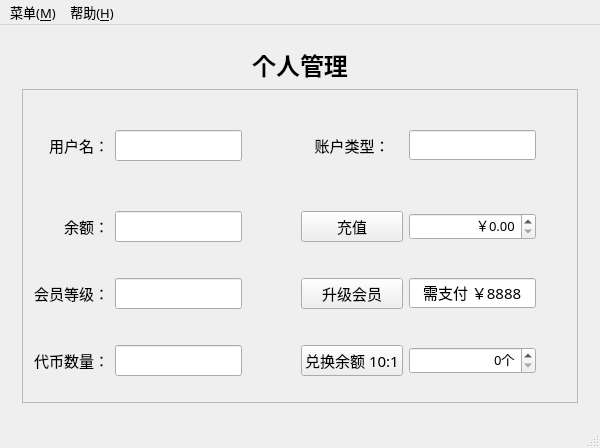
Above: WD_version1/mainwindow.ui from drcege/WD before the change. Below: the same form after it.
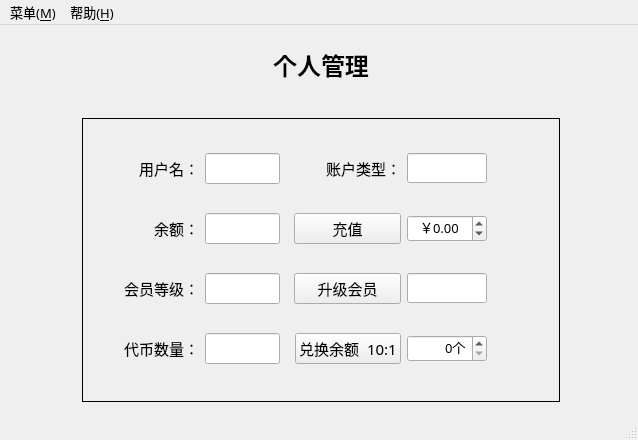
That is the form after the change. The open tabs and pages were chosen to show the change.

```diff
--- a/WD_version1/mainwindow.ui
+++ b/WD_version1/mainwindow.ui
@@ -6,8 +6,8 @@
    <rect>
     <x>0</x>
     <y>0</y>
-    <width>600</width>
-    <height>448</height>
+    <width>638</width>
+    <height>440</height>
    </rect>
   </property>
   <property name="sizePolicy">
@@ -18,8 +18,8 @@
   </property>
   <property name="minimumSize">
    <size>
-    <width>600</width>
-    <height>400</height>
+    <width>638</width>
+    <height>440</height>
    </size>
   </property>
   <property name="font">
@@ -52,8 +52,8 @@
       </property>
       <property name="minimumSize">
        <size>
-        <width>535</width>
-        <height>360</height>
+        <width>620</width>
+        <height>377</height>
        </size>
       </property>
       <property name="font">
@@ -1384,7 +1384,7 @@
        </layout>
       </widget>
       <widget class="QWidget" name="managePage">
-       <layout class="QGridLayout" name="gridLayout_8" rowstretch="1,1,1,10" columnstretch="0,0,0">
+       <layout class="QGridLayout" name="gridLayout_8" rowstretch="1,1,1,10" columnstretch="1,8,1">
         <item row="1" column="1">
          <widget class="QLabel" name="label_head_3">
           <property name="font">
@@ -1464,42 +1464,127 @@
            </sizepolicy>
           </property>
           <property name="frameShape">
-           <enum>QFrame::StyledPanel</enum>
+           <enum>QFrame::Panel</enum>
           </property>
           <property name="frameShadow">
            <enum>QFrame::Plain</enum>
           </property>
-          <layout class="QGridLayout" name="gridLayout_7" columnstretch="2,0,0,0,0,0,0">
-           <item row="0" column="2">
+          <layout class="QGridLayout" name="gridLayout_7" columnstretch="1,12,2">
+           <item row="0" column="1">
+            <layout class="QHBoxLayout" name="horizontalLayout_1" stretch="1,2,1,1,2">
+             <item>
+              <widget class="QLabel" name="label_Username">
+               <property name="minimumSize">
+                <size>
+                 <width>75</width>
+                 <height>0</height>
+                </size>
+               </property>
+               <property name="font">
+                <font>
+                 <pointsize>11</pointsize>
+                </font>
+               </property>
+               <property name="text">
+                <string>用户名：</string>
+               </property>
+               <property name="alignment">
+                <set>Qt::AlignRight|Qt::AlignTrailing|Qt::AlignVCenter</set>
+               </property>
+              </widget>
+             </item>
+             <item>
             <widget class="QLineEdit" name="lineEdit_Username">
              <property name="enabled">
               <bool>true</bool>
              </property>
+               <property name="minimumSize">
+                <size>
+                 <width>75</width>
+                 <height>0</height>
+                </size>
+               </property>
              <property name="font">
               <font>
                <pointsize>12</pointsize>
               </font>
              </property>
+               <property name="alignment">
+                <set>Qt::AlignCenter</set>
+               </property>
              <property name="readOnly">
               <bool>true</bool>
              </property>
             </widget>
            </item>
-           <item row="0" column="6" rowspan="4">
-            <spacer name="horizontalSpacer_14">
+             <item>
+              <spacer name="horizontalSpacer_10">
              <property name="orientation">
               <enum>Qt::Horizontal</enum>
              </property>
              <property name="sizeHint" stdset="0">
               <size>
-               <width>44</width>
-               <height>292</height>
+                 <width>40</width>
+                 <height>20</height>
               </size>
              </property>
             </spacer>
            </item>
+             <item>
+              <widget class="QLabel" name="label_userClass">
+               <property name="minimumSize">
+                <size>
+                 <width>107</width>
+                 <height>0</height>
+                </size>
+               </property>
+               <property name="font">
+                <font>
+                 <pointsize>11</pointsize>
+                </font>
+               </property>
+               <property name="text">
+                <string> 账户类型：</string>
+               </property>
+               <property name="alignment">
+                <set>Qt::AlignRight|Qt::AlignTrailing|Qt::AlignVCenter</set>
+               </property>
+              </widget>
+             </item>
+             <item>
+              <widget class="QLineEdit" name="lineEdit_userClass">
+               <property name="minimumSize">
+                <size>
+                 <width>80</width>
+                 <height>0</height>
+                </size>
+               </property>
+               <property name="font">
+                <font>
+                 <family>微软雅黑</family>
+                 <pointsize>11</pointsize>
+                </font>
+               </property>
+               <property name="alignment">
+                <set>Qt::AlignCenter</set>
+               </property>
+               <property name="readOnly">
+                <bool>true</bool>
+               </property>
+              </widget>
+             </item>
+            </layout>
+           </item>
            <item row="1" column="1">
+            <layout class="QHBoxLayout" name="horizontalLayout_2" stretch="1,2,1,1,2">
+             <item>
             <widget class="QLabel" name="label_Balance">
+               <property name="minimumSize">
+                <size>
+                 <width>75</width>
+                 <height>0</height>
+                </size>
+               </property>
              <property name="font">
               <font>
                <pointsize>11</pointsize>
@@ -1513,67 +1598,14 @@
              </property>
             </widget>
            </item>
-           <item row="0" column="0" rowspan="4">
-            <spacer name="horizontalSpacer_13">
-             <property name="orientation">
-              <enum>Qt::Horizontal</enum>
-             </property>
-             <property name="sizeHint" stdset="0">
-              <size>
-               <width>44</width>
-               <height>292</height>
-              </size>
-             </property>
-            </spacer>
-           </item>
-           <item row="0" column="1">
-            <widget class="QLabel" name="label_Username">
-             <property name="font">
-              <font>
-               <pointsize>11</pointsize>
-              </font>
-             </property>
-             <property name="text">
-              <string>用户名：</string>
-             </property>
-             <property name="alignment">
-              <set>Qt::AlignRight|Qt::AlignTrailing|Qt::AlignVCenter</set>
-             </property>
-            </widget>
-           </item>
-           <item row="0" column="3" rowspan="4">
-            <spacer name="horizontalSpacer_10">
-             <property name="orientation">
-              <enum>Qt::Horizontal</enum>
-             </property>
-             <property name="sizeHint" stdset="0">
-              <size>
-               <width>67</width>
-               <height>258</height>
-              </size>
-             </property>
-            </spacer>
-           </item>
-           <item row="2" column="2">
-            <widget class="QLineEdit" name="lineEdit_Level">
-             <property name="enabled">
-              <bool>true</bool>
-             </property>
-             <property name="font">
-              <font>
-               <pointsize>12</pointsize>
-              </font>
-             </property>
-             <property name="text">
-              <string/>
-             </property>
-             <property name="readOnly">
-              <bool>true</bool>
-             </property>
-            </widget>
-           </item>
-           <item row="1" column="2">
+             <item>
             <widget class="QLineEdit" name="lineEdit_Balance">
+               <property name="minimumSize">
+                <size>
+                 <width>75</width>
+                 <height>0</height>
+                </size>
+               </property>
              <property name="font">
               <font>
                <pointsize>12</pointsize>
@@ -1582,85 +1614,38 @@
              <property name="inputMask">
               <string/>
              </property>
-             <property name="readOnly">
-              <bool>true</bool>
-             </property>
-            </widget>
-           </item>
-           <item row="2" column="1">
-            <widget class="QLabel" name="label_Level">
-             <property name="enabled">
-              <bool>true</bool>
-             </property>
-             <property name="font">
-              <font>
-               <pointsize>11</pointsize>
-              </font>
-             </property>
-             <property name="text">
-              <string>会员等级：</string>
-             </property>
-             <property name="alignment">
-              <set>Qt::AlignRight|Qt::AlignTrailing|Qt::AlignVCenter</set>
-             </property>
-            </widget>
-           </item>
-           <item row="3" column="1">
-            <widget class="QLabel" name="label_Token">
-             <property name="enabled">
-              <bool>true</bool>
-             </property>
-             <property name="font">
-              <font>
-               <pointsize>11</pointsize>
-              </font>
-             </property>
-             <property name="text">
-              <string>代币数量：</string>
-             </property>
-             <property name="alignment">
-              <set>Qt::AlignRight|Qt::AlignTrailing|Qt::AlignVCenter</set>
-             </property>
-            </widget>
-           </item>
-           <item row="3" column="2">
-            <widget class="QLineEdit" name="lineEdit_Token">
-             <property name="enabled">
-              <bool>true</bool>
-             </property>
-             <property name="font">
-              <font>
-               <pointsize>12</pointsize>
-              </font>
-             </property>
-             <property name="text">
-              <string/>
-             </property>
-             <property name="readOnly">
-              <bool>true</bool>
-             </property>
-            </widget>
-           </item>
-           <item row="0" column="4">
-            <widget class="QLabel" name="label_2">
-             <property name="font">
-              <font>
-               <pointsize>11</pointsize>
-              </font>
-             </property>
-             <property name="text">
-              <string>账户类型：</string>
-             </property>
              <property name="alignment">
               <set>Qt::AlignCenter</set>
              </property>
-            </widget>
-           </item>
-           <item row="1" column="4">
+               <property name="readOnly">
+                <bool>true</bool>
+               </property>
+              </widget>
+             </item>
+             <item>
+              <spacer name="horizontalSpacer_13">
+               <property name="orientation">
+                <enum>Qt::Horizontal</enum>
+               </property>
+               <property name="sizeHint" stdset="0">
+                <size>
+                 <width>40</width>
+                 <height>20</height>
+                </size>
+               </property>
+              </spacer>
+             </item>
+             <item>
             <widget class="QPushButton" name="pushButton_Recharge">
              <property name="enabled">
               <bool>true</bool>
              </property>
+               <property name="minimumSize">
+                <size>
+                 <width>107</width>
+                 <height>0</height>
+                </size>
+               </property>
              <property name="font">
               <font>
                <pointsize>11</pointsize>
@@ -1671,27 +1656,110 @@
              </property>
             </widget>
            </item>
-           <item row="1" column="5">
+             <item>
             <widget class="QDoubleSpinBox" name="doubleSpinBox_Recharge">
              <property name="enabled">
               <bool>true</bool>
              </property>
+               <property name="minimumSize">
+                <size>
+                 <width>80</width>
+                 <height>0</height>
+                </size>
+               </property>
              <property name="alignment">
-              <set>Qt::AlignRight|Qt::AlignTrailing|Qt::AlignVCenter</set>
+                <set>Qt::AlignCenter</set>
              </property>
              <property name="prefix">
               <string>￥</string>
              </property>
+               <property name="minimum">
+                <double>-11.000000000000000</double>
+               </property>
              <property name="maximum">
               <double>9999999.990000000223517</double>
              </property>
             </widget>
            </item>
-           <item row="2" column="4">
+            </layout>
+           </item>
+           <item row="2" column="1">
+            <layout class="QHBoxLayout" name="horizontalLayout_3" stretch="1,2,1,1,2">
+             <item>
+              <widget class="QLabel" name="label_Level">
+               <property name="enabled">
+                <bool>true</bool>
+               </property>
+               <property name="font">
+                <font>
+                 <pointsize>11</pointsize>
+                </font>
+               </property>
+               <property name="text">
+                <string>会员等级：</string>
+               </property>
+               <property name="alignment">
+                <set>Qt::AlignRight|Qt::AlignTrailing|Qt::AlignVCenter</set>
+               </property>
+              </widget>
+             </item>
+             <item>
+              <widget class="QLineEdit" name="lineEdit_Level">
+               <property name="enabled">
+                <bool>true</bool>
+               </property>
+               <property name="minimumSize">
+                <size>
+                 <width>75</width>
+                 <height>0</height>
+                </size>
+               </property>
+               <property name="font">
+                <font>
+                 <pointsize>12</pointsize>
+                </font>
+               </property>
+               <property name="text">
+                <string/>
+               </property>
+               <property name="alignment">
+                <set>Qt::AlignCenter</set>
+               </property>
+               <property name="readOnly">
+                <bool>true</bool>
+               </property>
+              </widget>
+             </item>
+             <item>
+              <spacer name="horizontalSpacer_14">
+               <property name="orientation">
+                <enum>Qt::Horizontal</enum>
+               </property>
+               <property name="sizeHint" stdset="0">
+                <size>
+                 <width>40</width>
+                 <height>20</height>
+                </size>
+               </property>
+              </spacer>
+             </item>
+             <item>
             <widget class="QPushButton" name="pushButton_Upgrade">
              <property name="enabled">
               <bool>true</bool>
              </property>
+               <property name="sizePolicy">
+                <sizepolicy hsizetype="Preferred" vsizetype="Fixed">
+                 <horstretch>0</horstretch>
+                 <verstretch>0</verstretch>
+                </sizepolicy>
+               </property>
+               <property name="minimumSize">
+                <size>
+                 <width>107</width>
+                 <height>0</height>
+                </size>
+               </property>
              <property name="font">
               <font>
                <pointsize>11</pointsize>
@@ -1702,26 +1770,127 @@
              </property>
             </widget>
            </item>
-           <item row="3" column="4">
+             <item>
+              <widget class="QLineEdit" name="lineEdit_note">
+               <property name="enabled">
+                <bool>true</bool>
+               </property>
+               <property name="minimumSize">
+                <size>
+                 <width>80</width>
+                 <height>0</height>
+                </size>
+               </property>
+               <property name="font">
+                <font>
+                 <pointsize>11</pointsize>
+                </font>
+               </property>
+               <property name="text">
+                <string/>
+               </property>
+               <property name="alignment">
+                <set>Qt::AlignCenter</set>
+               </property>
+               <property name="readOnly">
+                <bool>true</bool>
+               </property>
+              </widget>
+             </item>
+            </layout>
+           </item>
+           <item row="3" column="1">
+            <layout class="QHBoxLayout" name="horizontalLayout_4" stretch="1,2,1,1,2">
+             <item>
+              <widget class="QLabel" name="label_Token">
+               <property name="enabled">
+                <bool>true</bool>
+               </property>
+               <property name="font">
+                <font>
+                 <pointsize>11</pointsize>
+                </font>
+               </property>
+               <property name="text">
+                <string>代币数量：</string>
+               </property>
+               <property name="alignment">
+                <set>Qt::AlignRight|Qt::AlignTrailing|Qt::AlignVCenter</set>
+               </property>
+              </widget>
+             </item>
+             <item>
+              <widget class="QLineEdit" name="lineEdit_Token">
+               <property name="enabled">
+                <bool>true</bool>
+               </property>
+               <property name="minimumSize">
+                <size>
+                 <width>75</width>
+                 <height>0</height>
+                </size>
+               </property>
+               <property name="font">
+                <font>
+                 <pointsize>12</pointsize>
+                </font>
+               </property>
+               <property name="text">
+                <string/>
+               </property>
+               <property name="alignment">
+                <set>Qt::AlignCenter</set>
+               </property>
+               <property name="readOnly">
+                <bool>true</bool>
+               </property>
+              </widget>
+             </item>
+             <item>
+              <spacer name="horizontalSpacer_15">
+               <property name="orientation">
+                <enum>Qt::Horizontal</enum>
+               </property>
+               <property name="sizeHint" stdset="0">
+                <size>
+                 <width>40</width>
+                 <height>20</height>
+                </size>
+               </property>
+              </spacer>
+             </item>
+             <item>
             <widget class="QPushButton" name="pushButton_Exchange">
              <property name="enabled">
               <bool>true</bool>
              </property>
+               <property name="sizePolicy">
+                <sizepolicy hsizetype="Preferred" vsizetype="Fixed">
+                 <horstretch>0</horstretch>
+                 <verstretch>0</verstretch>
+                </sizepolicy>
+               </property>
              <property name="font">
               <font>
                <pointsize>11</pointsize>
               </font>
              </property>
              <property name="text">
-              <string>兑换余额 10:1</string>
+                <string>兑换余额  10:1</string>
              </property>
             </widget>
            </item>
-           <item row="3" column="5">
+             <item>
             <widget class="QSpinBox" name="spinBox_Token">
              <property name="enabled">
               <bool>true</bool>
              </property>
+               <property name="minimumSize">
+                <size>
+                 <width>80</width>
+                 <height>0</height>
+                </size>
+               </property>
              <property name="alignment">
               <set>Qt::AlignRight|Qt::AlignTrailing|Qt::AlignVCenter</set>
              </property>
@@ -1736,39 +1905,33 @@
              </property>
             </widget>
            </item>
-           <item row="0" column="5">
-            <widget class="QLineEdit" name="lineEdit_userClass">
-             <property name="font">
-              <font>
-               <family>微软雅黑</family>
-               <pointsize>11</pointsize>
-              </font>
+            </layout>
+           </item>
+           <item row="1" column="2">
+            <spacer name="horizontalSpacer_17">
+             <property name="orientation">
+              <enum>Qt::Horizontal</enum>
              </property>
-             <property name="alignment">
-              <set>Qt::AlignCenter</set>
+             <property name="sizeHint" stdset="0">
+              <size>
+               <width>40</width>
+               <height>20</height>
+              </size>
              </property>
-             <property name="readOnly">
-              <bool>true</bool>
-             </property>
-            </widget>
+            </spacer>
            </item>
-           <item row="2" column="5">
-            <widget class="QLineEdit" name="lineEdit_note">
-             <property name="enabled">
-              <bool>true</bool>
+           <item row="1" column="0">
+            <spacer name="horizontalSpacer_16">
+             <property name="orientation">
+              <enum>Qt::Horizontal</enum>
              </property>
-             <property name="font">
-              <font>
-               <pointsize>11</pointsize>
-              </font>
+             <property name="sizeHint" stdset="0">
+              <size>
+               <width>40</width>
+               <height>20</height>
+              </size>
              </property>
-             <property name="text">
-              <string>需支付 ￥8888</string>
-             </property>
-             <property name="alignment">
-              <set>Qt::AlignCenter</set>
-             </property>
-            </widget>
+            </spacer>
            </item>
           </layout>
          </widget>
@@ -1784,7 +1947,7 @@
     <rect>
      <x>0</x>
      <y>0</y>
-     <width>600</width>
+     <width>638</width>
      <height>23</height>
     </rect>
    </property>
```
Left out of the diff: 10 changed lines with no effect on the pictures. Lines whose indentation alone changed are shown as unchanged.
